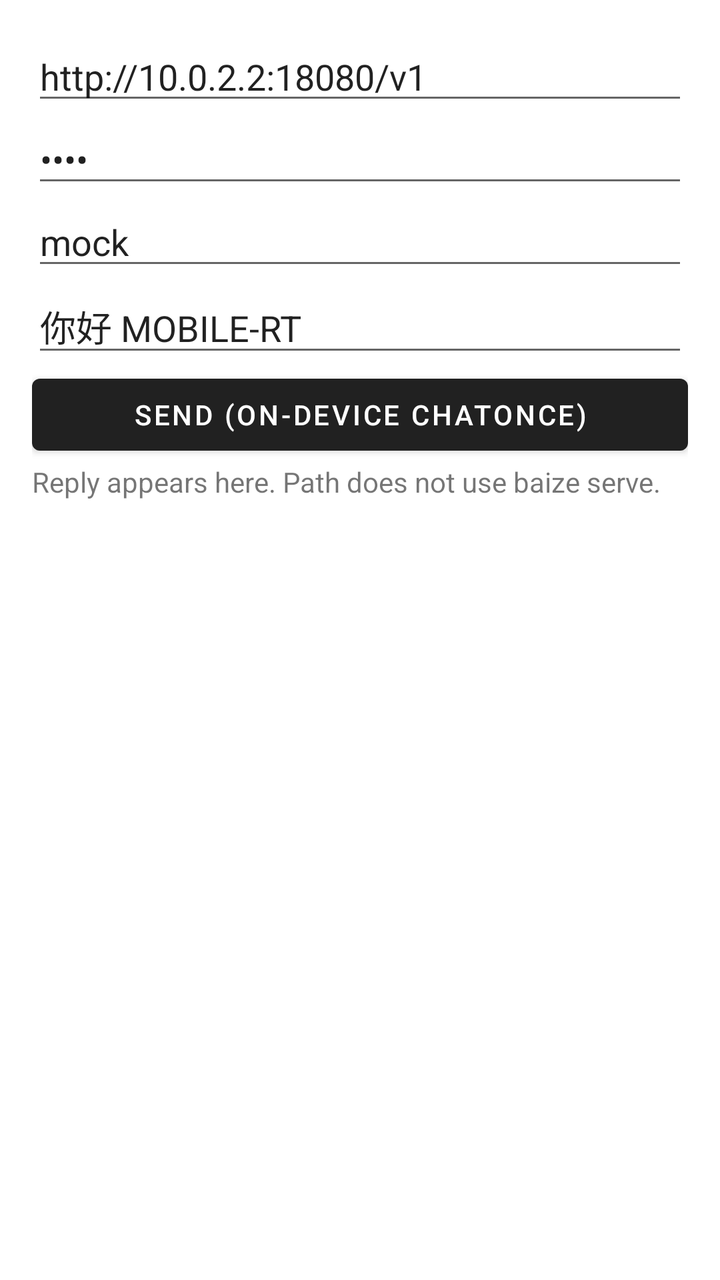
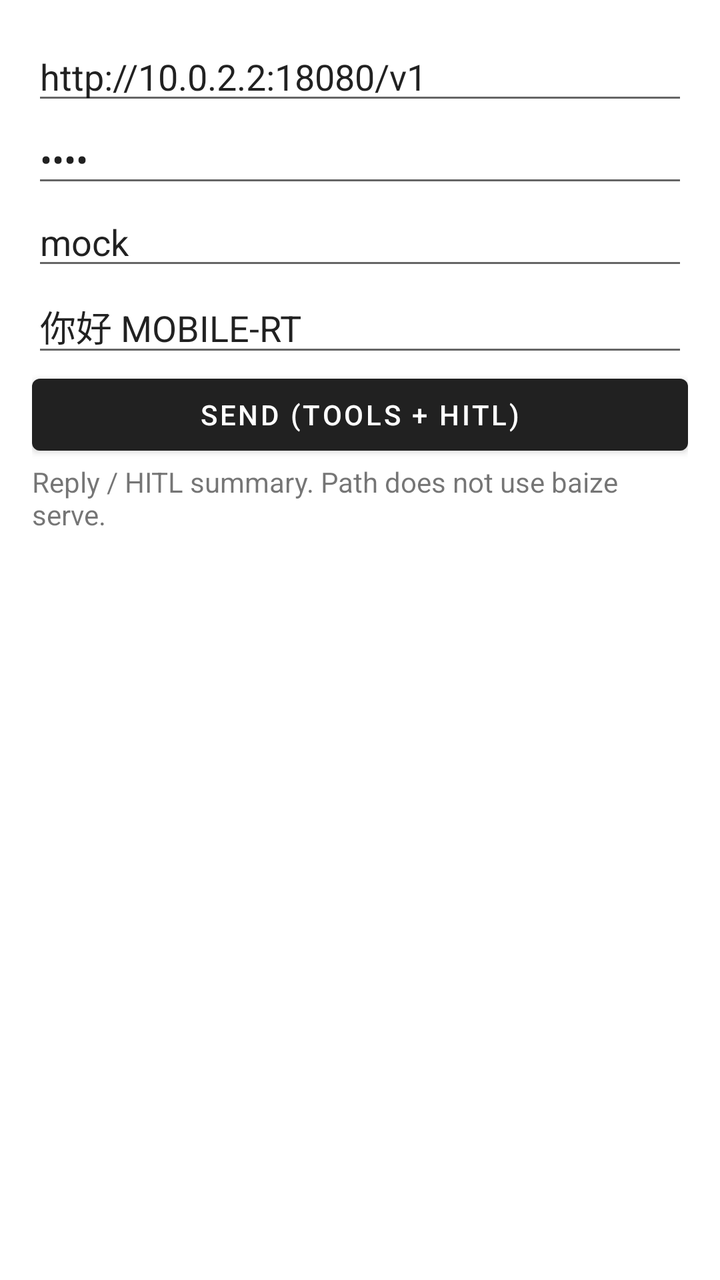

Screens rendered from an Android XML layout before and after an edit, with the pre-edit source and the edit as a unified diff.
<!-- AndroidManifest.xml: application theme Theme.BaizeMobileRT -->
<!-- res/layout/activity_main.xml -->
<?xml version="1.0" encoding="utf-8"?>
<LinearLayout xmlns:android="http://schemas.android.com/apk/res/android"
    android:layout_width="match_parent"
    android:layout_height="match_parent"
    android:orientation="vertical"
    android:padding="16dp">

    <EditText
        android:id="@+id/apiBase"
        android:layout_width="match_parent"
        android:layout_height="wrap_content"
        android:hint="API base (e.g. http://10.0.2.2:18080/v1)"
        android:inputType="textUri"
        android:text="http://10.0.2.2:18080/v1" />

    <EditText
        android:id="@+id/apiKey"
        android:layout_width="match_parent"
        android:layout_height="wrap_content"
        android:hint="API key"
        android:inputType="textPassword"
        android:text="demo" />

    <EditText
        android:id="@+id/model"
        android:layout_width="match_parent"
        android:layout_height="wrap_content"
        android:hint="model"
        android:text="mock" />

    <EditText
        android:id="@+id/userInput"
        android:layout_width="match_parent"
        android:layout_height="wrap_content"
        android:hint="User message"
        android:text="你好 MOBILE-RT" />

    <Button
        android:id="@+id/send"
        android:layout_width="match_parent"
        android:layout_height="wrap_content"
        android:text="Send (on-device ChatOnce)" />

    <ScrollView
        android:layout_width="match_parent"
        android:layout_height="0dp"
        android:layout_weight="1">
        <TextView
            android:id="@+id/reply"
            android:layout_width="match_parent"
            android:layout_height="wrap_content"
            android:textIsSelectable="true"
            android:text="Reply appears here. Path does not use baize serve." />
    </ScrollView>
</LinearLayout>
<!-- resources referenced by this layout -->
<resources>
  <style name="Theme.BaizeMobileRT" parent="Theme.MaterialComponents.DayNight.DarkActionBar" />
</resources>

<!-- the commit's change to res/layout/activity_main.xml (unified diff, before → after) -->
@@ -39,7 +39,27 @@
         android:id="@+id/send"
         android:layout_width="match_parent"
         android:layout_height="wrap_content"
-        android:text="Send (on-device ChatOnce)" />
+        android:text="Send (tools + HITL)" />
+
+    <LinearLayout
+        android:id="@+id/hitlRow"
+        android:layout_width="match_parent"
+        android:layout_height="wrap_content"
+        android:orientation="horizontal"
+        android:visibility="gone">
+        <Button
+            android:id="@+id/approve"
+            android:layout_width="0dp"
+            android:layout_height="wrap_content"
+            android:layout_weight="1"
+            android:text="Approve" />
+        <Button
+            android:id="@+id/deny"
+            android:layout_width="0dp"
+            android:layout_height="wrap_content"
+            android:layout_weight="1"
+            android:text="Deny" />
+    </LinearLayout>
 
     <ScrollView
         android:layout_width="match_parent"
@@ -50,6 +70,6 @@
             android:layout_width="match_parent"
             android:layout_height="wrap_content"
             android:textIsSelectable="true"
-            android:text="Reply appears here. Path does not use baize serve." />
+            android:text="Reply / HITL summary. Path does not use baize serve." />
     </ScrollView>
 </LinearLayout>
